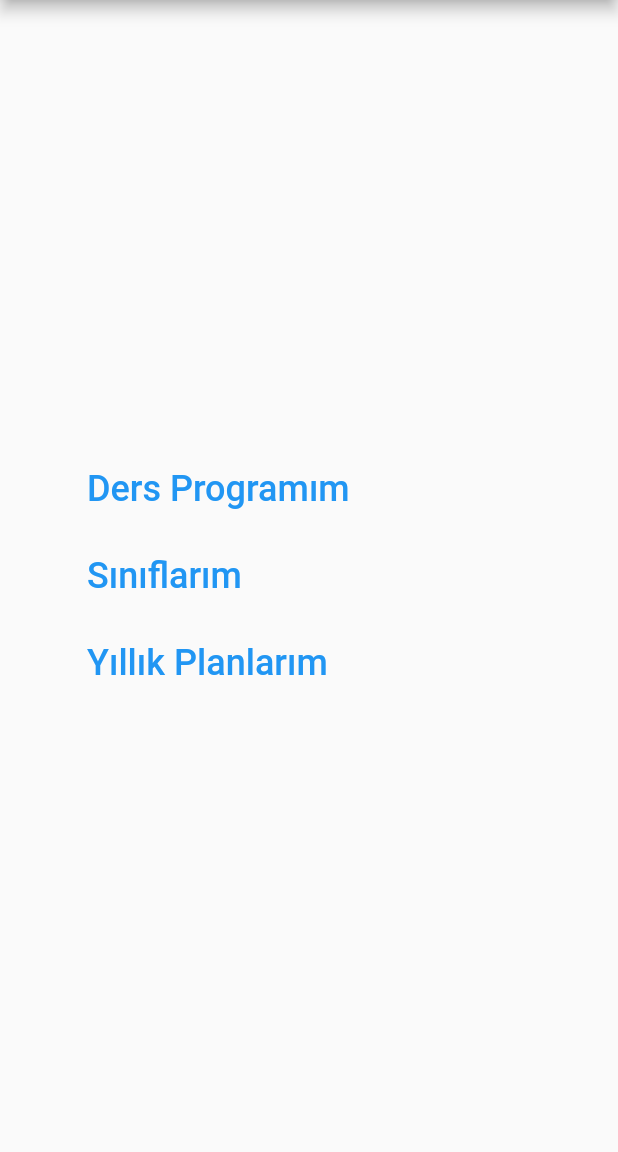
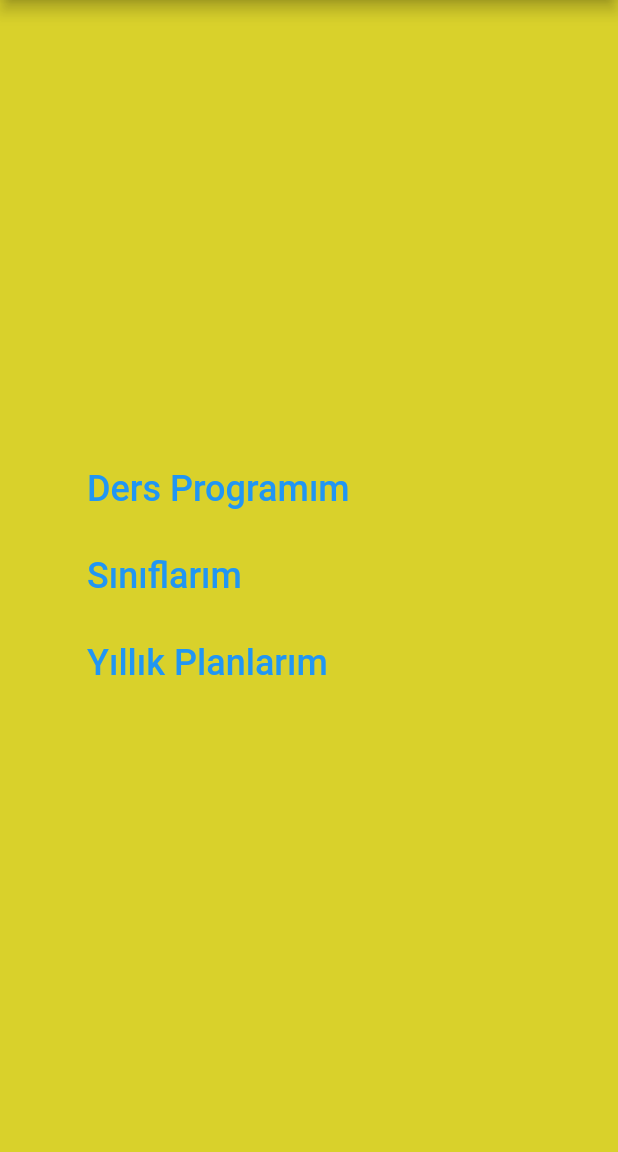
Before and after one commit to miyigun/ogrenci_takip, a Flutter app: the screen it shows after launch, on a phone screen of 412 x 824 dp, the part 84-1236 px from its top. Run offline on Flutter 3.47's test engine with Material 2 defaults, Android fonts, the phone set to English and light mode, and no system bars.

Commit message:
8.yükleme

```diff
--- a/lib/main.dart
+++ b/lib/main.dart
@@ -32,7 +32,7 @@ class _MyHomePageState extends State<MyHomePage> {
   @override
   Widget build(BuildContext context) {
     return Scaffold(
-        //backgroundColor: const Color.fromRGBO(8, 219, 208, 0.86),
+      backgroundColor: const Color.fromRGBO(211, 201, 8, 0.86),
       appBar: AppBar(
         title: Text(widget.title),
       ),
```
